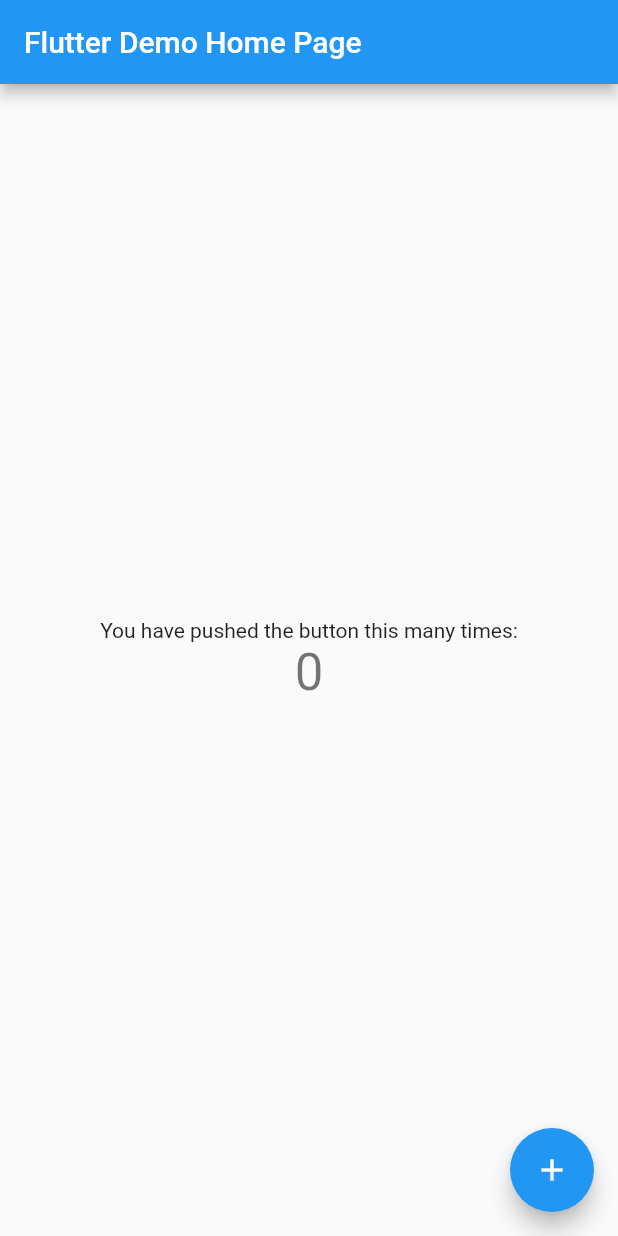
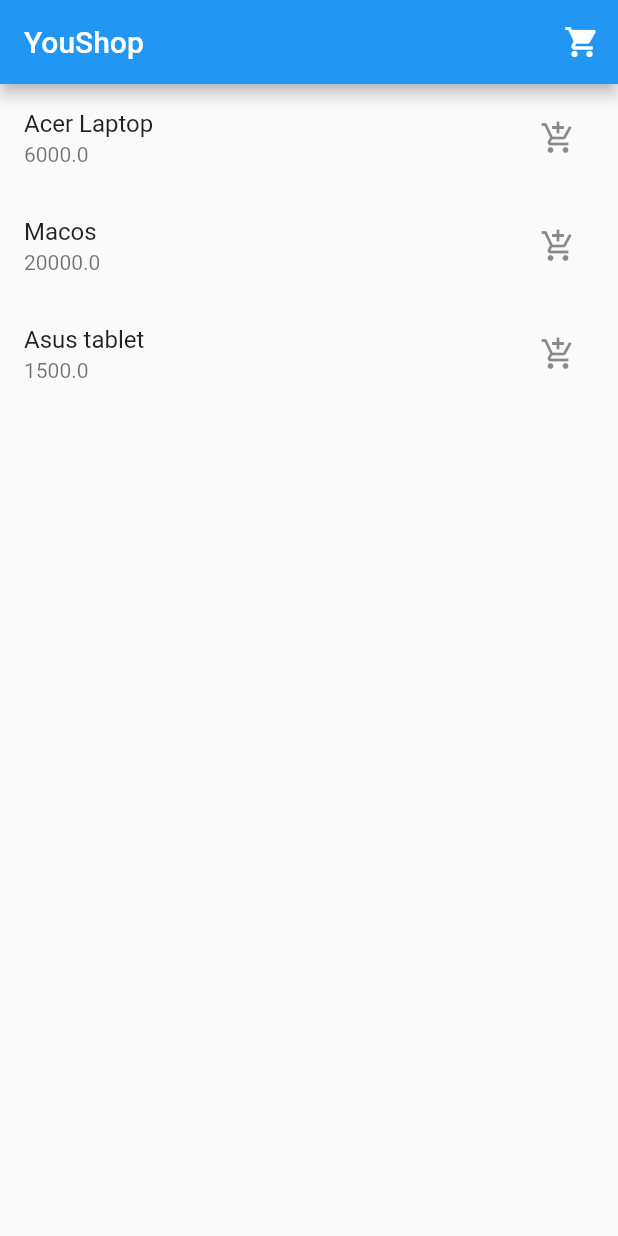
Before and after one commit to e-demir/bloc_sample, a Flutter app: the screen it shows after launch, on a phone screen of 412 x 824 dp. Run offline on Flutter 3.47's test engine with Material 2 defaults, Android fonts, the phone set to English and light mode, and no system bars.

Commit message:
Cart and Products screen added with data blocs
main.dart edited with route names

```diff
--- a/lib/main.dart
+++ b/lib/main.dart
@@ -1,3 +1,5 @@
+import 'package:blacsample/screens/cart_screen.dart';
+import 'package:blacsample/screens/product_list_screen.dart';
 import 'package:flutter/material.dart';
 
 void main() {
@@ -5,109 +7,15 @@ void main() {
 }
 
 class MyApp extends StatelessWidget {
-  // This widget is the root of your application.
   @override
   Widget build(BuildContext context) {
     return MaterialApp(
-      title: 'Flutter Demo',
-      theme: ThemeData(
-        // This is the theme of your application.
-        //
-        // Try running your application with "flutter run". You'll see the
-        // application has a blue toolbar. Then, without quitting the app, try
-        // changing the primarySwatch below to Colors.green and then invoke
-        // "hot reload" (press "r" in the console where you ran "flutter run",
-        // or simply save your changes to "hot reload" in a Flutter IDE).
-        // Notice that the counter didn't reset back to zero; the application
-        // is not restarted.
-        primarySwatch: Colors.blue,
-      ),
-      home: MyHomePage(title: 'Flutter Demo Home Page'),
+      routes: {
+        "/" : (BuildContext context) => ProductListScreen(),
+        "/cart" : (BuildContext context) => CartScreen(),
+      },
+      initialRoute: "/",
     );
   }
+
 }
-
-class MyHomePage extends StatefulWidget {
-  MyHomePage({Key key, this.title}) : super(key: key);
-
-  // This widget is the home page of your application. It is stateful, meaning
-  // that it has a State object (defined below) that contains fields that affect
-  // how it looks.
-
-  // This class is the configuration for the state. It holds the values (in this
-  // case the title) provided by the parent (in this case the App widget) and
-  // used by the build method of the State. Fields in a Widget subclass are
-  // always marked "final".
-
-  final String title;
-
-  @override
-  _MyHomePageState createState() => _MyHomePageState();
-}
-
-class _MyHomePageState extends State<MyHomePage> {
-  int _counter = 0;
-
-  void _incrementCounter() {
-    setState(() {
-      // This call to setState tells the Flutter framework that something has
-      // changed in this State, which causes it to rerun the build method below
-      // so that the display can reflect the updated values. If we changed
-      // _counter without calling setState(), then the build method would not be
-      // called again, and so nothing would appear to happen.
-      _counter++;
-    });
-  }
-
-  @override
-  Widget build(BuildContext context) {
-    // This method is rerun every time setState is called, for instance as done
-    // by the _incrementCounter method above.
-    //
-    // The Flutter framework has been optimized to make rerunning build methods
-    // fast, so that you can just rebuild anything that needs updating rather
-    // than having to individually change instances of widgets.
-    return Scaffold(
-      appBar: AppBar(
-        // Here we take the value from the MyHomePage object that was created by
-        // the App.build method, and use it to set our appbar title.
-        title: Text(widget.title),
-      ),
-      body: Center(
-        // Center is a layout widget. It takes a single child and positions it
-        // in the middle of the parent.
-        child: Column(
-          // Column is also a layout widget. It takes a list of children and
-          // arranges them vertically. By default, it sizes itself to fit its
-          // children horizontally, and tries to be as tall as its parent.
-          //
-          // Invoke "debug painting" (press "p" in the console, choose the
-          // "Toggle Debug Paint" action from the Flutter Inspector in Android
-          // Studio, or the "Toggle Debug Paint" command in Visual Studio Code)
-          // to see the wireframe for each widget.
-          //
-          // Column has various properties to control how it sizes itself and
-          // how it positions its children. Here we use mainAxisAlignment to
-          // center the children vertically; the main axis here is the vertical
-          // axis because Columns are vertical (the cross axis would be
-          // horizontal).
-          mainAxisAlignment: MainAxisAlignment.center,
-          children: <Widget>[
-            Text(
-              'You have pushed the button this many times:',
-            ),
-            Text(
-              '$_counter',
-              style: Theme.of(context).textTheme.headline4,
-            ),
-          ],
-        ),
-      ),
-      floatingActionButton: FloatingActionButton(
-        onPressed: _incrementCounter,
-        tooltip: 'Increment',
-        child: Icon(Icons.add),
-      ), // This trailing comma makes auto-formatting nicer for build methods.
-    );
-  }
-}
--- /dev/null
+++ b/lib/screens/product_list_screen.dart
@@ -0,0 +1,45 @@
+import 'package:blacsample/blocs/cart_bloc.dart';
+import 'package:blacsample/blocs/product_bloc.dart';
+import 'package:blacsample/models/cart.dart';
+import 'package:flutter/material.dart';
+
+class ProductListScreen extends StatelessWidget{
+  @override
+  Widget build(BuildContext context) {
+    return Scaffold(
+      appBar: AppBar(
+        title: Text("YouShop"),
+        actions: <Widget>[
+          IconButton(
+            icon: Icon(Icons.shopping_cart),
+            onPressed:() => Navigator.pushNamed(context, "/cart"),
+          )
+        ],
+      ),
+      body: buildProductList(),
+    );
+  }
+
+  Widget buildProductList() {
+    return StreamBuilder(
+      initialData: productBloc.getAll(),
+      stream: productBloc.getProduct,
+      builder: (context, snapshot) => snapshot.data.length>0?buildProductListItems(snapshot):CircularProgressIndicator,
+    );
+  }
+
+  Widget buildProductListItems(AsyncSnapshot snapshot) {
+    return ListView.builder(itemCount: snapshot.data.length, itemBuilder: (BuildContext context, index){
+      final list = snapshot.data;
+      return ListTile(
+        title: Text(list[index].name),
+        subtitle:Text(list[index].price.toString()),
+        trailing: IconButton(
+          icon: Icon(Icons.add_shopping_cart),
+          onPressed: (){cartBloc.addToCart(Cart(list[index],1));},
+        ),
+      );
+    } );
+  }
+
+}
```
Also changed, not shown: lib/screens/cart_screen.dart (added, +37 -0 lines).
